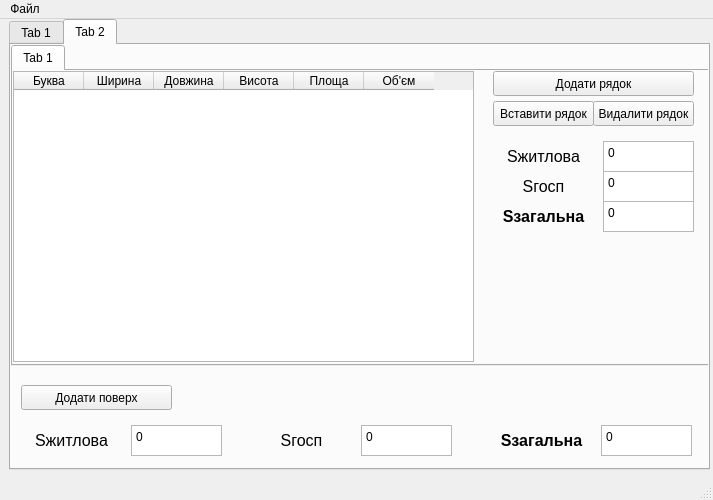
The window that form.ui (Alex482Ukr/calcarea) describes before a commit, drawn with Qt 5.
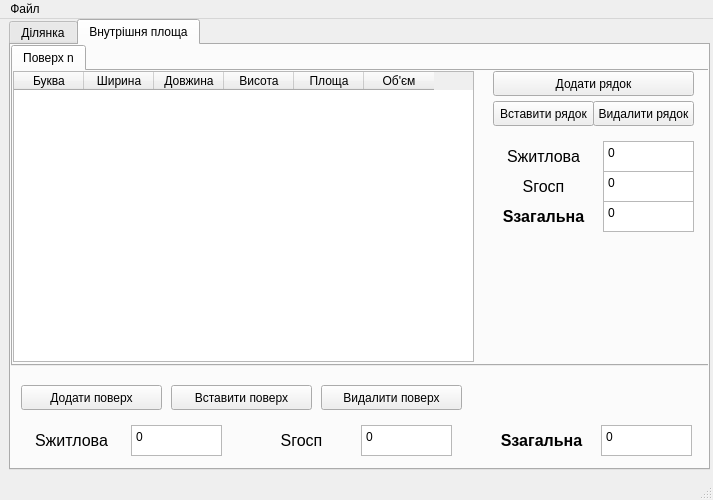
The same window after the commit. The open tabs and pages were chosen to show the change.

Commit message: working removing inserting floors

Diff of the .ui file:
```diff
--- a/form.ui
+++ b/form.ui
@@ -46,7 +46,7 @@
     </property>
     <widget class="QWidget" name="tab">
      <attribute name="title">
-      <string>Tab 1</string>
+      <string>Ділянка</string>
      </attribute>
      <widget class="QTableWidget" name="tableWidget">
       <property name="geometry">
@@ -257,7 +257,7 @@
     </widget>
     <widget class="QWidget" name="tab_2">
      <attribute name="title">
-      <string>Tab 2</string>
+      <string>Внутрішня площа</string>
      </attribute>
      <widget class="QLabel" name="label_Sec_floor">
       <property name="geometry">
@@ -388,7 +388,7 @@
        <rect>
         <x>10</x>
         <y>340</y>
-        <width>151</width>
+        <width>141</width>
         <height>25</height>
        </rect>
       </property>
@@ -410,7 +410,7 @@
       </property>
       <widget class="QWidget" name="tab_n">
        <attribute name="title">
-        <string>Tab 1</string>
+        <string>Поверх n</string>
        </attribute>
        <widget class="QPushButton" name="button_remove_row_n">
         <property name="geometry">
@@ -620,6 +620,32 @@
        </widget>
       </widget>
      </widget>
+     <widget class="QPushButton" name="button_remove_floor">
+      <property name="geometry">
+       <rect>
+        <x>310</x>
+        <y>340</y>
+        <width>141</width>
+        <height>25</height>
+       </rect>
+      </property>
+      <property name="text">
+       <string>Видалити поверх</string>
+      </property>
+     </widget>
+     <widget class="QPushButton" name="button_insert_floor">
+      <property name="geometry">
+       <rect>
+        <x>160</x>
+        <y>340</y>
+        <width>141</width>
+        <height>25</height>
+       </rect>
+      </property>
+      <property name="text">
+       <string>Вставити поверх</string>
+      </property>
+     </widget>
      <zorder>area_economical_floor</zorder>
      <zorder>area_total_floor</zorder>
      <zorder>area_dwelling_floor</zorder>
```
Left out of the diff: 8 changed lines with no effect on the pictures. The commit also changes 2 other files.
